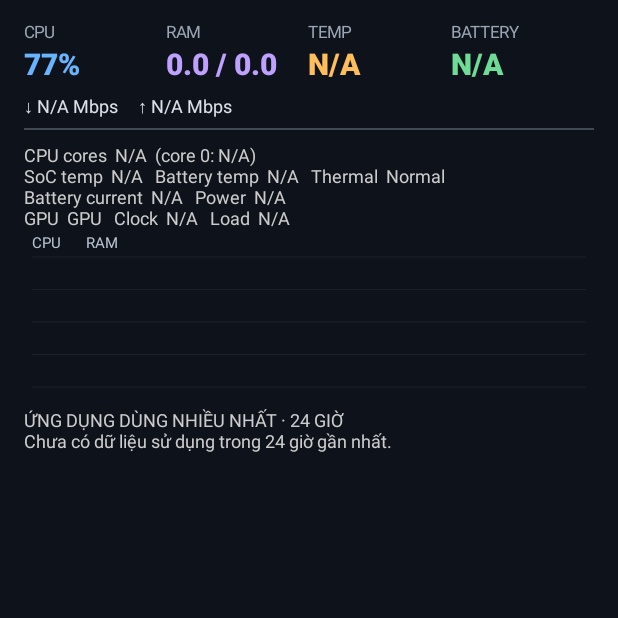
After one commit to contactthienbach-commits/DeXMonitor, an Android app: the MonitorActivity screen opened directly, with no data from a screen before it, on a phone screen of 412 x 824 dp, the top half of it. The commit adds this screen. Run offline under Robolectric (Android 15) with nearby library versions, the phone set to English and light mode, and no system bars.

Commit message:
Add files via upload

```diff
--- a/app/build.gradle.kts
+++ b/app/build.gradle.kts
@@ -11,8 +11,8 @@ android {
         applicationId = "com.thienbach.dexmonitor"
         minSdk = 26
         targetSdk = 33
-        versionCode = 9
-        versionName = "0.9.0"
+        versionCode = 10
+        versionName = "0.9.1"
     }
 
     compileOptions {
--- a/app/src/main/AndroidManifest.xml
+++ b/app/src/main/AndroidManifest.xml
@@ -17,6 +17,20 @@
                 <category android:name="android.intent.category.LAUNCHER" />
             </intent-filter>
         </activity>
+        <activity
+            android:name=".MonitorActivity"
+            android:exported="false"
+            android:label="DeX Monitor"
+            android:resizeableActivity="true"
+            android:taskAffinity=""
+            android:configChanges="orientation|screenSize|smallestScreenSize|screenLayout|density|keyboardHidden">
+            <layout
+                android:defaultWidth="700dp"
+                android:defaultHeight="380dp"
+                android:minWidth="360dp"
+                android:minHeight="120dp"
+                android:gravity="bottom|center_horizontal" />
+        </activity>
         <service
             android:name=".MonitorService"
             android:exported="false" />
--- a/app/src/main/java/com/thienbach/dexmonitor/MainActivity.kt
+++ b/app/src/main/java/com/thienbach/dexmonitor/MainActivity.kt
@@ -26,7 +26,7 @@ class MainActivity : Activity() {
             setPadding(28, 28, 28, 28)
         }
         root.addView(TextView(this).apply {
-            text = "DeX Monitor 0.9.0\n\nThanh giám sát nổi dành cho Samsung DeX. Cấp quyền Overlay rồi bật thanh."
+            text = "DeX Monitor 0.9.1\n\nThanh giám sát nổi dành cho Samsung DeX. Cấp quyền Overlay rồi bật thanh."
             textSize = 19f
             setPadding(0, 0, 0, 18)
         })
@@ -104,6 +104,12 @@ class MainActivity : Activity() {
                 if (Settings.canDrawOverlays(this@MainActivity)) startForegroundService(i)
             }
         })
+        root.addView(Button(this).apply {
+            text = "7. Mở cửa sổ giám sát (dùng trong DeX, nên chọn cách này)"
+            setOnClickListener {
+                startActivity(Intent(this@MainActivity, MonitorActivity::class.java).addFlags(Intent.FLAG_ACTIVITY_NEW_TASK))
+            }
+        })
         val diagTitle = TextView(this).apply {
             text = "Chẩn đoán hiển thị (chụp ảnh phần này gửi lại nếu thanh không hiện trên màn hình DeX):"
             textSize = 13f
--- /dev/null
+++ b/app/src/main/java/com/thienbach/dexmonitor/MonitorActivity.kt
@@ -0,0 +1,174 @@
+package com.thienbach.dexmonitor
+
+import android.app.Activity
+import android.graphics.Color
+import android.graphics.Typeface
+import android.os.Bundle
+import android.os.Handler
+import android.os.Looper
+import android.view.Gravity
+import android.view.View
+import android.widget.LinearLayout
+import android.widget.ScrollView
+import android.widget.TextView
+import java.util.Locale
+import kotlin.math.roundToInt
+
+/**
+ * Monitor as a normal app window. In Samsung DeX it opens as a resizable window,
+ * and the DeX "pin" button on its title bar keeps it on top.
+ */
+class MonitorActivity : Activity() {
+    private val handler = Handler(Looper.getMainLooper())
+    private lateinit var statsReader: StatsReader
+    private lateinit var appUsageReader: AppUsageReader
+
+    private lateinit var cpuValue: TextView
+    private lateinit var ramValue: TextView
+    private lateinit var tempValue: TextView
+    private lateinit var batteryValue: TextView
+    private lateinit var networkValue: TextView
+    private lateinit var detailValue: TextView
+    private lateinit var appUsageValue: TextView
+    private lateinit var historyChart: MiniHistoryView
+    private var lastUsageRefresh = 0L
+    private var running = false
+
+    private val ticker = object : Runnable {
+        override fun run() {
+            if (!running) return
+            val s = try { statsReader.read() } catch (_: Exception) { null }
+            if (s != null) {
+                val approx = if (s.cpuEstimated) "~" else ""
+                cpuValue.text = s.cpuPercent?.let { "$approx$it%" } ?: "N/A"
+                ramValue.text = String.format(Locale.US, "%.1f / %.1f GB", s.ramUsedMb / 1024.0, s.ramTotalMb / 1024.0)
+                tempValue.text = s.socTempC?.let { "${StatsReader.fmt(it)}°C" }
+                    ?: s.batteryTempC?.let { "${StatsReader.fmt(it)}°C" } ?: "N/A"
+                val ramPercent = if (s.ramTotalMb > 0) ((s.ramUsedMb * 100) / s.ramTotalMb).toInt() else null
+                historyChart.addSample(s.cpuPercent, ramPercent)
+                batteryValue.text = s.batteryPercent?.let { "$it%" } ?: "N/A"
+                val down = s.downMbps?.let { String.format(Locale.US, "%.1f", it) } ?: "N/A"
+                val up = s.upMbps?.let { String.format(Locale.US, "%.1f", it) } ?: "N/A"
+                networkValue.text = "↓ $down Mbps     ↑ $up Mbps"
+                val freq = s.cpuMhz?.let { "$it MHz" } ?: "N/A"
+                val current = s.currentMa?.let { "$it mA" } ?: "N/A"
+                val power = s.powerW?.let { "${StatsReader.fmt(it)} W" } ?: "N/A"
+                val soc = s.socTempC?.let { "${StatsReader.fmt(it)}°C" } ?: "N/A"
+                val batt = s.batteryTempC?.let { "${StatsReader.fmt(it)}°C" } ?: "N/A"
+                val gpuFreq = s.gpuMhz?.let { "$it MHz" } ?: "N/A"
+                val gpuLoad = s.gpuLoadPercent?.let { "$it%" } ?: "N/A"
+                detailValue.text = "CPU cores  ${s.cpuCoreClocks}  (core 0: $freq)\n" +
+                    "SoC temp  $soc   Battery temp  $batt   Thermal  ${s.thermal}\n" +
+                    "Battery current  $current   Power  $power\n" +
+                    "GPU  ${s.gpu}   Clock  $gpuFreq   Load  $gpuLoad" +
+                    (if (s.cpuEstimated) "\nCPU % is estimated from clock speed (marked ~)." else "")
+                val now = System.currentTimeMillis()
+                if (now - lastUsageRefresh >= 15_000L) {
+                    lastUsageRefresh = now
+                    appUsageValue.text = if (appUsageReader.hasPermission()) {
+                        "ỨNG DỤNG DÙNG NHIỀU NHẤT · 24 GIỜ\n" + AppUsageReader.format(appUsageReader.topRecentApps())
+                    } else {
+                        "ỨNG DỤNG · cần cấp Usage Access trong màn hình chính."
+                    }
+                }
+            }
+            handler.postDelayed(this, 1000L)
+        }
+    }
+
+    override fun onCreate(savedInstanceState: Bundle?) {
+        super.onCreate(savedInstanceState)
+        title = "DeX Monitor"
+        statsReader = StatsReader(this)
+        appUsageReader = AppUsageReader(this)
+        setContentView(buildUi())
+    }
+
+    override fun onStart() {
+        super.onStart()
+        running = true
+        handler.removeCallbacks(ticker)
+        handler.post(ticker)
+    }
+
+    override fun onStop() {
+        running = false
+        handler.removeCallbacks(ticker)
+        super.onStop()
+    }
+
+    private fun dp(v: Int) = (v * resources.displayMetrics.density).roundToInt()
+
+    private fun buildUi(): View {
+        val root = LinearLayout(this).apply {
+            orientation = LinearLayout.VERTICAL
+            setPadding(dp(16), dp(12), dp(16), dp(12))
+        }
+        val metrics = LinearLayout(this).apply {
+            orientation = LinearLayout.HORIZONTAL
+            gravity = Gravity.CENTER_VERTICAL
+        }
+        cpuValue = addMetric(metrics, "CPU", Color.rgb(105, 180, 255))
+        ramValue = addMetric(metrics, "RAM", Color.rgb(190, 160, 255))
+        tempValue = addMetric(metrics, "TEMP", Color.rgb(255, 190, 90))
+        batteryValue = addMetric(metrics, "BATTERY", Color.rgb(110, 220, 150))
+        root.addView(metrics, LinearLayout.LayoutParams(-1, dp(46)))
+
+        networkValue = TextView(this).apply {
+            text = "↓ N/A Mbps     ↑ N/A Mbps"
+            textSize = 12f
+            setTextColor(Color.rgb(220, 225, 235))
+            setPadding(0, dp(4), 0, dp(6))
+        }
+        root.addView(networkValue)
+
+        val divider = View(this).apply { setBackgroundColor(Color.rgb(65, 72, 84)) }
+        root.addView(divider, LinearLayout.LayoutParams(-1, dp(1)))
+
+        detailValue = TextView(this).apply {
+            textSize = 12f
+            setTextColor(Color.LTGRAY)
+            setPadding(0, dp(8), 0, 0)
+        }
+        root.addView(detailValue)
+
+        historyChart = MiniHistoryView(this)
+        root.addView(historyChart, LinearLayout.LayoutParams(-1, dp(110)))
+
+        appUsageValue = TextView(this).apply {
+            textSize = 12f
+            setTextColor(Color.LTGRAY)
+            setPadding(0, dp(8), 0, dp(2))
+            text = "ỨNG DỤNG · đang đọc..."
+        }
+        root.addView(appUsageValue)
+
+        return ScrollView(this).apply {
+            setBackgroundColor(Color.rgb(14, 18, 26))
+            addView(root)
+        }
+    }
+
+    private fun addMetric(parent: LinearLayout, label: String, valueColor: Int): TextView {
+        val cell = LinearLayout(this).apply {
+            orientation = LinearLayout.VERTICAL
+            gravity = Gravity.CENTER_VERTICAL
+        }
+        val labelView = TextView(this).apply {
+            text = label
+            textSize = 11f
+            setTextColor(Color.rgb(155, 165, 180))
+        }
+        val valueView = TextView(this).apply {
+            text = "N/A"
+            textSize = 20f
+            setTextColor(valueColor)
+            typeface = Typeface.create("sans-serif-medium", Typeface.BOLD)
+            maxLines = 1
+        }
+        cell.addView(labelView)
+        cell.addView(valueView)
+        parent.addView(cell, LinearLayout.LayoutParams(0, -1, 1f))
+        return valueView
+    }
+}
```
